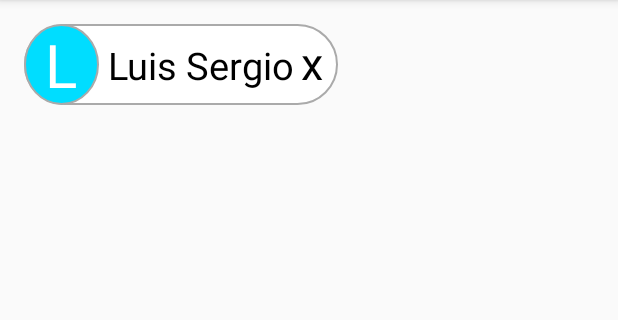
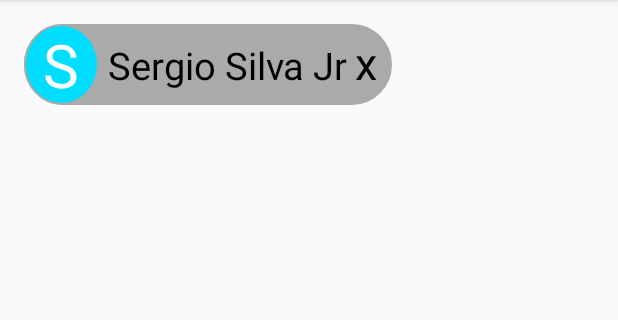
Before and after one commit to sergiosilvajr/ContactEmbedView, an Android app: the screen it shows after launch (MainActivity), on a phone screen of 412 x 824 dp, the part 84-404 px from its top. Run offline under Robolectric (Android 15) with nearby library versions, the phone set to English and light mode, and no system bars.

Commit message:
changed color

```diff
--- a/CustomView/app/src/main/java/com/viewutils/sergiosilvajr/customview/view/ContactEmbedView.java
+++ b/CustomView/app/src/main/java/com/viewutils/sergiosilvajr/customview/view/ContactEmbedView.java
@@ -13,7 +13,7 @@ import com.viewutils.sergiosilvajr.customview.R;
  */
 public class ContactEmbedView extends FrameLayout{
     private String mContactName;
-    private boolean isXWorking;
+    private boolean isXWorking = true;
 
     public ContactEmbedView(Context context) {
         super(context);
@@ -56,8 +56,6 @@ public class ContactEmbedView extends FrameLayout{
             String packageName = "http://schemas.android.com/apk/res-auto";
             mContactName = attrs.getAttributeValue(packageName, "user_name");
             isXWorking = attrs.getAttributeBooleanValue(packageName,"is_x_working",true);
-        } else {
-            isXWorking = true;
         }
 
     }
--- a/CustomView/app/src/main/res/drawable/custom_selector.xml
+++ b/CustomView/app/src/main/res/drawable/custom_selector.xml
@@ -1,7 +1,7 @@
 <?xml version="1.0" encoding="utf-8"?>
 <selector xmlns:android="http://schemas.android.com/apk/res/android">
     <item android:state_selected="true"
-        android:drawable="@drawable/rounded_view" />
+        android:drawable="@drawable/rounded_lighter_view" />
     <item
         android:drawable="@drawable/rounded_lighter_view" />
 </selector>
--- a/CustomView/app/src/main/res/drawable/rounded_lighter_view.xml
+++ b/CustomView/app/src/main/res/drawable/rounded_lighter_view.xml
@@ -1,7 +1,7 @@
 <?xml version="1.0" encoding="utf-8"?>
 <shape xmlns:android="http://schemas.android.com/apk/res/android"
     android:shape="rectangle">
-    <solid android:color="@android:color/white"/>
+    <solid android:color="@android:color/darker_gray"/>
     <stroke android:width="1dp"
         android:color="@android:color/darker_gray"/>
     <corners android:bottomRightRadius="40dp"
--- a/CustomView/app/src/main/res/layout/activity_main.xml
+++ b/CustomView/app/src/main/res/layout/activity_main.xml
@@ -13,7 +13,7 @@
     <com.viewutils.sergiosilvajr.customview.view.ContactEmbedView
         android:layout_width="wrap_content"
         android:layout_height="wrap_content"
-        auto:user_name="Luis Sergio"
+        auto:user_name="Sergio Silva Jr"
         auto:is_x_working="false"
         />
 </RelativeLayout>
--- a/CustomView/app/src/main/res/layout/contactembedview.xml
+++ b/CustomView/app/src/main/res/layout/contactembedview.xml
@@ -19,13 +19,13 @@
             android:layout_centerVertical="true"
             android:textSize="40sp"
             android:background="@drawable/circle_view"
-            android:text="B"/>
+            android:text="U"/>
 
         <TextView
             android:id="@+id/name"
             android:layout_width="wrap_content"
             android:layout_height="wrap_content"
-            android:text="Brena Souza"
+            android:text="Unnamed"
             android:layout_marginTop="10dp"
             android:layout_marginLeft="5dp"
             android:gravity="center"
```
Also changed, not shown: 1 other file.
